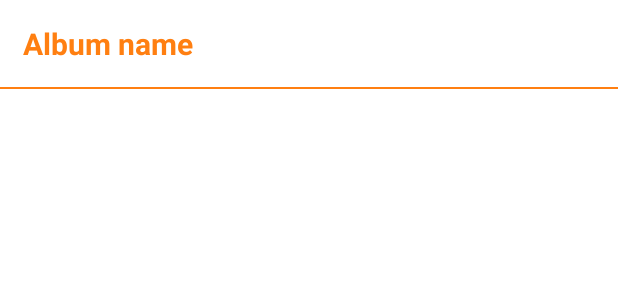
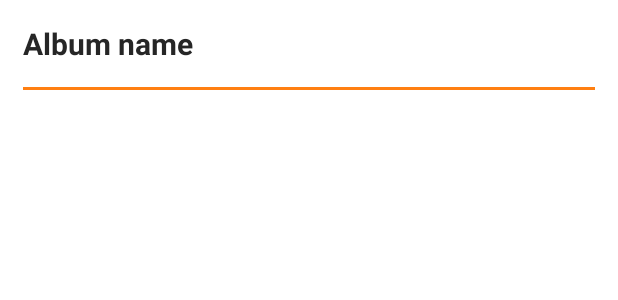
Before and after one commit to Roman-Kov/MyAlbum, an Android app: the layout item_albums.xml on its own in the app's theme, with its tools: preview values and no code run, on a phone screen of 412 x 824 dp. Shown: the top 300 px of the screen. Run offline under Robolectric (Android 15) with nearby library versions, the phone set to English and light mode, and no system bars.

Commit message:
1. Исправил ошибки получения массива объектов 2. Отобразил список альбомов на фрагменте альбомов

```diff
--- a/app/build.gradle
+++ b/app/build.gradle
@@ -6,6 +6,11 @@ plugins {
 }
 
 android {
+
+    androidExtensions {
+        experimental = true
+    }
+
     compileSdkVersion 29
     buildToolsVersion "29.0.3"
 
--- a/app/src/main/java/com/rojer_ko/myalbum/data/model/AlbumsDTO.kt
+++ /dev/null
@@ -1,5 +0,0 @@
-package com.rojer_ko.myalbum.data.model
-
-data class AlbumsDTO(
-    val list: List<AlbumDTO>
-)
--- a/app/src/main/java/com/rojer_ko/myalbum/data/network/AppRemoteSettings.kt
+++ b/app/src/main/java/com/rojer_ko/myalbum/data/network/AppRemoteSettings.kt
@@ -1,7 +1,7 @@
 package com.rojer_ko.myalbum.data.network
 
 const val BASE_URL_HOST = "jsonplaceholder.typicode.com"
-const val BASE_URL_LOCATION = "http://$BASE_URL_HOST/api/"
+const val BASE_URL_LOCATION = "https://$BASE_URL_HOST/"
 
 const val CONNECT_TIMEOUT = 30L
 const val READ_TIMEOUT = 30L
--- a/app/src/main/java/com/rojer_ko/myalbum/data/retrofit/ApiService.kt
+++ b/app/src/main/java/com/rojer_ko/myalbum/data/retrofit/ApiService.kt
@@ -1,11 +1,11 @@
 package com.rojer_ko.myalbum.data.retrofit
 
-import com.google.gson.JsonObject
+import com.google.gson.JsonArray
 import retrofit2.Response
 import retrofit2.http.GET
 
 interface ApiService {
 
     @GET("albums")
-    suspend fun getAlbumsAsync(): Response<JsonObject>
+    suspend fun getAlbumsAsync(): Response<JsonArray>
 }
--- a/app/src/main/res/layout/item_albums.xml
+++ b/app/src/main/res/layout/item_albums.xml
@@ -3,28 +3,29 @@
     xmlns:app="http://schemas.android.com/apk/res-auto"
     xmlns:tools="http://schemas.android.com/tools"
     android:layout_width="match_parent"
-    android:layout_height="match_parent">
+    android:layout_height="wrap_content">
 
     <TextView
-        android:id="@+id/album_label"
-        style="@style/Text20spPrimaryColorFontBoldStyle"
+        android:id="@+id/album_title"
+        style="@style/Text20spSecondaryColorFontBoldStyle"
         android:layout_width="0dp"
         android:layout_height="wrap_content"
+        android:padding="@dimen/app_default_padding"
+        android:background="?attr/selectableItemBackground"
+        android:clickable="true"
+        android:focusable="true"
         android:textAlignment="viewStart"
         app:layout_constraintEnd_toEndOf="parent"
         app:layout_constraintStart_toStartOf="parent"
         app:layout_constraintTop_toTopOf="parent"
-        android:layout_marginTop="@dimen/app_default_margin_top"
-        android:layout_marginHorizontal="@dimen/app_default_margin_horizontal"
         tools:text="Album name" />
 
     <View
-        android:id="@+id/dialog_exit_confirm_divider"
         android:layout_width="0dp"
-        android:layout_height="1dp"
-        android:layout_marginTop="@dimen/app_default_margin_top"
+        android:layout_height="2dp"
+        android:layout_marginHorizontal="@dimen/app_default_margin_horizontal"
         android:background="@color/app_default_primary"
         app:layout_constraintEnd_toEndOf="parent"
         app:layout_constraintStart_toStartOf="parent"
-        app:layout_constraintTop_toBottomOf="@id/album_label" />
+        app:layout_constraintTop_toBottomOf="@id/album_title" />
 </androidx.constraintlayout.widget.ConstraintLayout>
--- a/app/src/main/res/values/strings.xml
+++ b/app/src/main/res/values/strings.xml
@@ -3,4 +3,9 @@
     <string name="albums">Albums</string>
     <string name="saved_albums">Saved albums</string>
     <string name="location">Location</string>
+
+    <!-- Errors -->
+    <string name="data_error">Get data error</string>
+    <string name="network_unavailable_error">Check your internet connection</string>
+    <string name="unknown_error">Unknown error</string>
 </resources>
```
Also changed, not shown: app/src/main/java/com/rojer_ko/myalbum/data/repository/AlbumsRepositoryImpl.kt (+8 -4 lines), app/src/main/java/com/rojer_ko/myalbum/presentation/converters/AlbumItemConverter.kt (added, +27 -0 lines), app/src/main/java/com/rojer_ko/myalbum/presentation/converters/ErrorStringConverter.kt (added, +19 -0 lines), app/src/main/java/com/rojer_ko/myalbum/presentation/ui/AlbumContainer.kt (added, +28 -0 lines), app/src/main/java/com/rojer_ko/myalbum/presentation/ui/AlbumsFragment.kt (+69 -2 lines).
